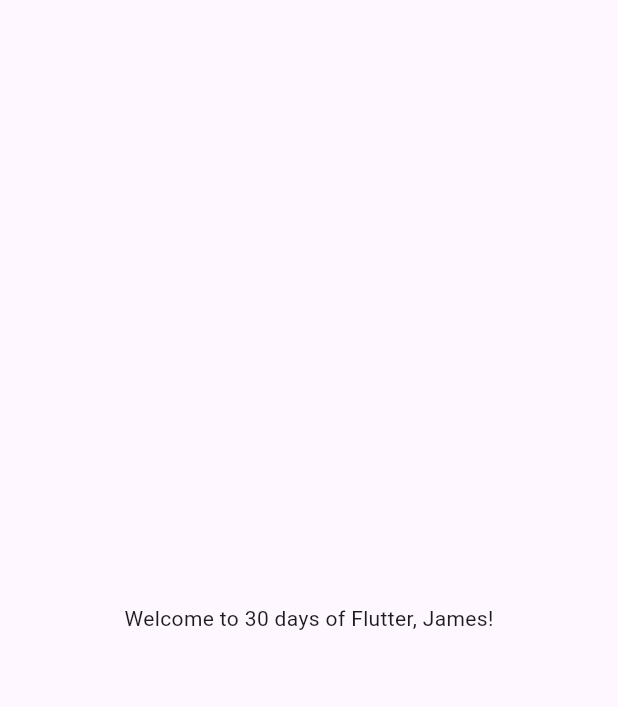
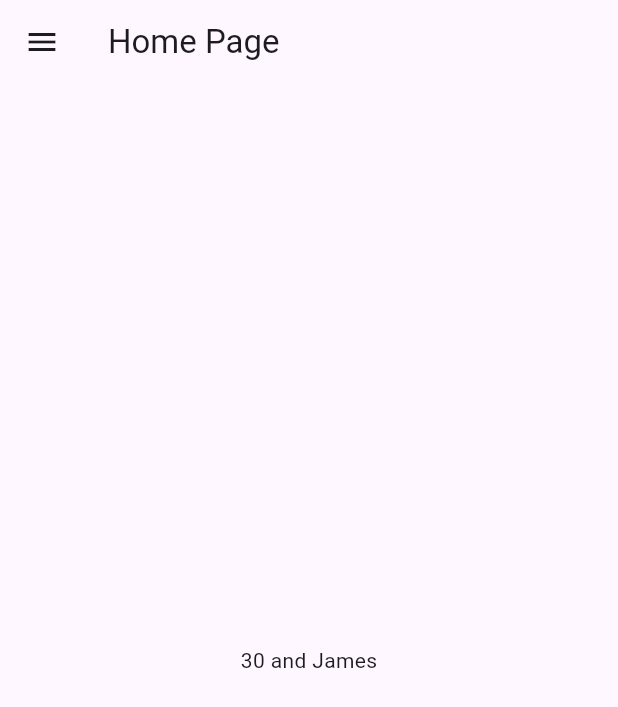
Before and after one commit to Adityaminamdar/Flutter, a Flutter app: the screen it shows after launch, on a phone screen of 412 x 824 dp. Shown: the top 707 px of the screen. Run offline on Flutter 3.47's test engine with Material 3 defaults, Android fonts, the phone set to English and light mode, and no system bars.

Commit message:
Day 2 completed

```diff
--- /dev/null
+++ b/lib/home_page.dart
@@ -0,0 +1,14 @@
+import 'package:flutter/material.dart';
+
+class HomePage extends StatelessWidget {
+  final int days = 30;
+  final String name = "James";
+  @override
+  Widget build(BuildContext context) {
+    return Scaffold(
+      appBar: AppBar(title: Text("Home Page")),
+      body: Center(child: Container(child: Text("$days and $name"))),
+      drawer: Drawer(),
+    );
+  }
+}
--- a/lib/main.dart
+++ b/lib/main.dart
@@ -1,4 +1,5 @@
 import 'package:flutter/material.dart';
+import 'package:practice/home_page.dart';
 
 void main() {
   runApp(MyApp());
@@ -10,14 +11,6 @@ class MyApp extends StatelessWidget {
     int days = 30;
     String name = "James";
 
-    return MaterialApp(
-      home: Material(
-        child: Center(
-          child: Container(
-            child: Text("Welcome to $days days of Flutter, $name!"),
-          ),
-        ),
-      ),
-    );
+    return MaterialApp(home: Material(child: HomePage()));
   }
 }
```
